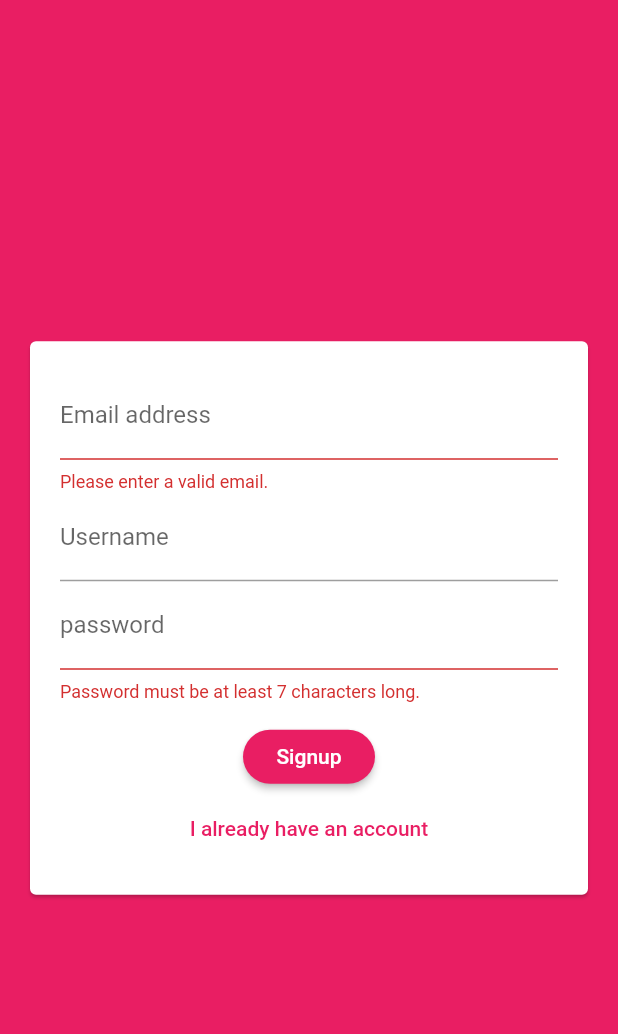
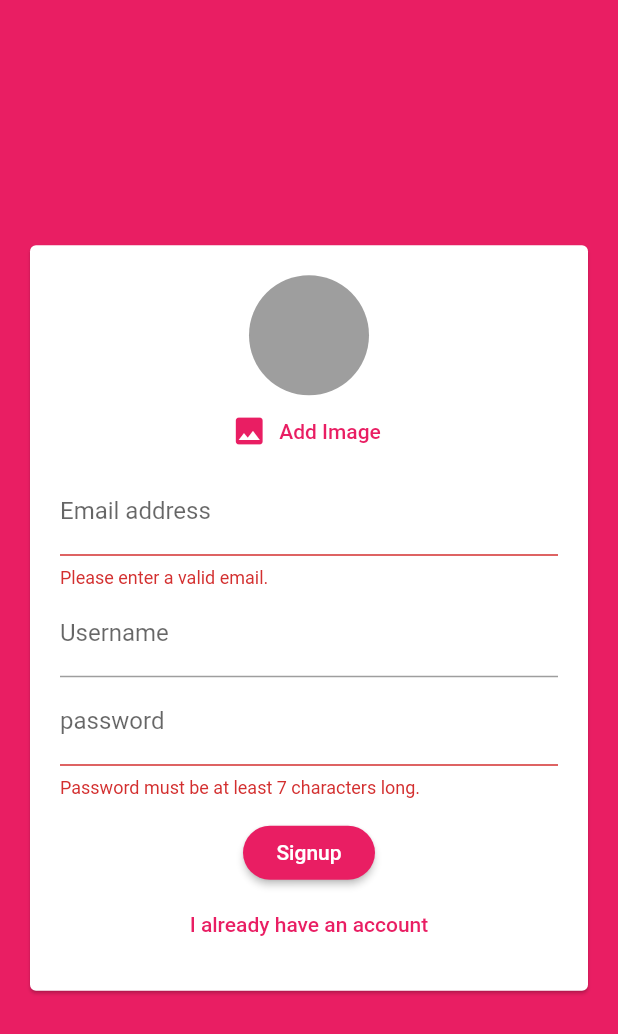
Before and after one commit to nicoproto/chat_flutter_app, a Flutter app: the screen it shows after launch, after a tap on "Login", after a tap on "Create new account", on a phone screen of 412 x 824 dp. Shown: the top 1034 px of the screen. Run offline on Flutter 3.47's test engine with Material 2 defaults, Android fonts, the light colour scheme and no system bars; our stand-ins replace cloud_firestore, firebase_auth, image_picker; accounts and stored records are empty.

Commit message:
Adding Image Picker

```diff
--- a/lib/widgets/auth_form.dart
+++ b/lib/widgets/auth_form.dart
@@ -1,6 +1,7 @@
 import 'package:flutter/material.dart';
 import 'package:flutter/services.dart';
 
+import '../widgets/pickers/user_image_picker.dart';
 
 class AuthForm extends StatefulWidget {
   AuthForm(this.submitForm, this.isLoading);
@@ -59,6 +60,8 @@
                 child: Column(
                   mainAxisSize: MainAxisSize.min,
                   children: <Widget>[
+                    if (!_isLogin)
+                      UserImagePicker(),
                     TextFormField(
                       key: ValueKey('email'),
                       validator: (value) {
--- a/lib/widgets/chat/message_bubble.dart
+++ b/lib/widgets/chat/message_bubble.dart
@@ -1,4 +1,3 @@
-import 'package:cloud_firestore/cloud_firestore.dart';
 import 'package:flutter/material.dart';
 
 class MessageBubble extends StatelessWidget {
--- /dev/null
+++ b/lib/widgets/pickers/user_image_picker.dart
@@ -0,0 +1,43 @@
+import 'dart:io';
+
+import 'package:flutter/material.dart';
+import 'package:image_picker/image_picker.dart';
+
+class UserImagePicker extends StatefulWidget {
+  @override
+  _UserImagePickerState createState() => _UserImagePickerState();
+}
+
+class _UserImagePickerState extends State<UserImagePicker> {
+  File _pickedImage;
+
+  void _pickImage() async {
+    // final picker = ImagePicker();
+    // final pickedImage = await picker.getImage(source: ImageSource.camera);
+    // final pickedImageFile = File(pickedImage.path);
+
+    final pickedImageFile = await ImagePicker.pickImage(source: ImageSource.camera);
+    setState(() {
+      _pickedImage = pickedImageFile;
+    });
+  }
+
+  @override
+  Widget build(BuildContext context) {
+    return Column(
+      children: [
+        CircleAvatar(
+            radius: 40,
+            backgroundColor: Colors.grey,
+            backgroundImage: _pickedImage != null ? FileImage(_pickedImage) : null,
+          ),
+        FlatButton.icon(
+          textColor: Theme.of(context).primaryColor,
+          onPressed: _pickImage,
+          icon: Icon(Icons.image),
+          label: Text('Add Image')
+        ),
+      ]
+    );
+  }
+}
--- a/pubspec.yaml
+++ b/pubspec.yaml
@@ -30,6 +30,7 @@
   cupertino_icons: ^1.0.2
   cloud_firestore: 0.13.5
   firebase_auth: 0.16.1
+  image_picker: ^0.6.5+3
 
 dev_dependencies:
   flutter_test:
```
Also changed, not shown: pubspec.lock, 3 other files.
